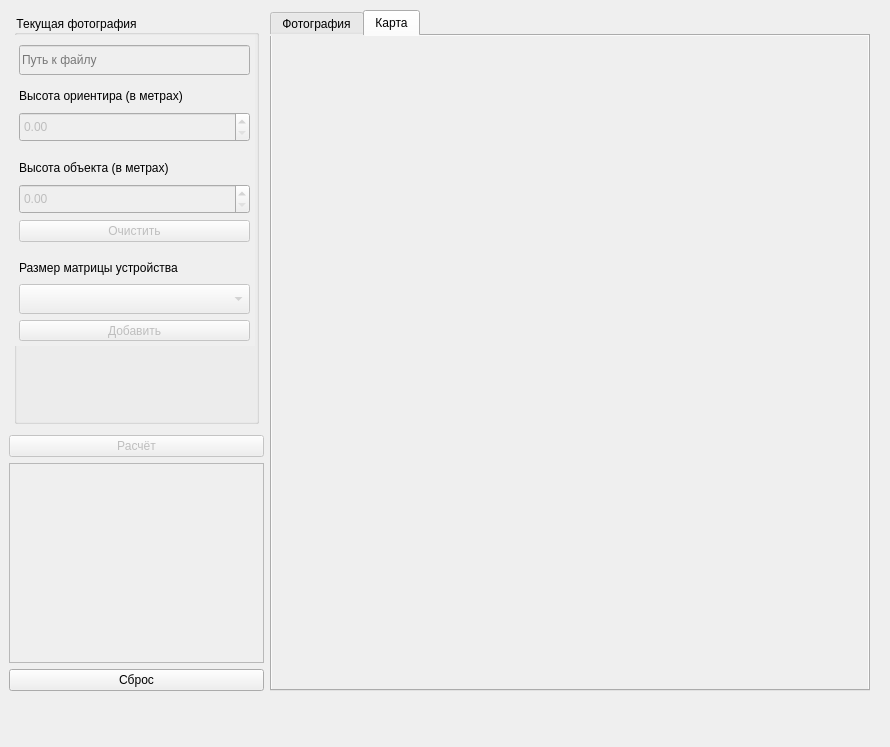
Above: interface/ui.ui from NasyaS/Diplom before the change. Below: the same form after it.
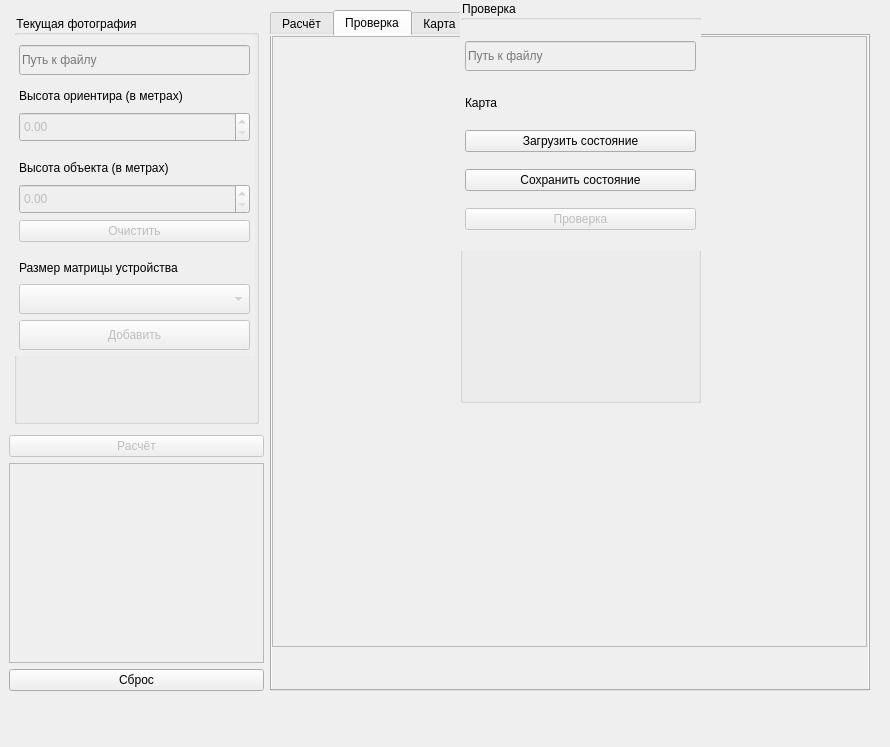
That is the form after the change. The open tabs and pages were chosen to show the change. Custom widgets are drawn as their Qt base class.

Commit message: Add checking. Add draggable marker. Add saves and loads. Add clear on DEL. Fix some bugs.

```diff
--- a/interface/ui.ui
+++ b/interface/ui.ui
@@ -69,7 +69,7 @@
               <x>0</x>
               <y>20</y>
               <width>241</width>
-              <height>311</height>
+              <height>321</height>
              </rect>
             </property>
             <layout class="QVBoxLayout" name="verticalLayout_2">
@@ -268,7 +268,7 @@
                <property name="minimumSize">
                 <size>
                  <width>0</width>
-                 <height>20</height>
+                 <height>30</height>
                 </size>
                </property>
                <property name="styleSheet">
@@ -354,7 +354,7 @@
        </property>
        <widget class="QWidget" name="tabPhoto">
         <attribute name="title">
-         <string>Фотография</string>
+         <string>Расчёт</string>
         </attribute>
         <widget class="QGraphicsView" name="canvas">
          <property name="geometry">
@@ -457,6 +457,55 @@
          </layout>
         </widget>
        </widget>
+       <widget class="QWidget" name="tab">
+        <attribute name="title">
+         <string>Проверка</string>
+        </attribute>
+        <widget class="QGraphicsView" name="canvas_2">
+         <property name="geometry">
+          <rect>
+           <x>0</x>
+           <y>0</y>
+           <width>595</width>
+           <height>611</height>
+          </rect>
+         </property>
+         <property name="styleSheet">
+          <string notr="true">QScrollBar:vertical{
+    background: white;
+	width: 6px;
+}
+
+QScrollBar:horizontal{
+    background: white;
+	height: 6px;
+}
+
+QScrollBar::handle:vertical{
+    background: rgba(58, 175, 218,50%);
+	border-style: solid;
+	border-radius: 3px;
+    width: 6px;
+}
+
+QScrollBar::handle:horizontal{
+    background: rgba(58, 175, 218,50%);
+	border-style: solid;
+	border-radius: 3px;
+    height: 6px;
+}
+
+QScrollBar::left-arrow:vertical, QScrollBar::right-arrow:vertical{
+    height: 1px;
+}
+
+QScrollBar::left-arrow:horizontal, QScrollBar::right-arrow:horizontal{
+    width: 1px;
+}
+</string>
+         </property>
+        </widget>
+       </widget>
        <widget class="QWidget" name="tabMap">
         <attribute name="title">
          <string>Карта</string>
@@ -476,6 +525,135 @@
      </item>
     </layout>
    </widget>
+   <widget class="QGroupBox" name="groupBox_2">
+    <property name="geometry">
+     <rect>
+      <x>460</x>
+      <y>0</y>
+      <width>241</width>
+      <height>403</height>
+     </rect>
+    </property>
+    <property name="minimumSize">
+     <size>
+      <width>0</width>
+      <height>300</height>
+     </size>
+    </property>
+    <property name="title">
+     <string>Проверка</string>
+    </property>
+    <widget class="QWidget" name="verticalLayoutWidget_2">
+     <property name="geometry">
+      <rect>
+       <x>0</x>
+       <y>20</y>
+       <width>241</width>
+       <height>231</height>
+      </rect>
+     </property>
+     <layout class="QVBoxLayout" name="verticalLayout_4">
+      <property name="spacing">
+       <number>6</number>
+      </property>
+      <property name="leftMargin">
+       <number>5</number>
+      </property>
+      <property name="topMargin">
+       <number>5</number>
+      </property>
+      <property name="rightMargin">
+       <number>5</number>
+      </property>
+      <property name="bottomMargin">
+       <number>5</number>
+      </property>
+      <item>
+       <widget class="QLineEdit" name="path_2">
+        <property name="enabled">
+         <bool>true</bool>
+        </property>
+        <property name="minimumSize">
+         <size>
+          <width>0</width>
+          <height>30</height>
+         </size>
+        </property>
+        <property name="maximumSize">
+         <size>
+          <width>16777215</width>
+          <height>20</height>
+         </size>
+        </property>
+        <property name="readOnly">
+         <bool>true</bool>
+        </property>
+        <property name="placeholderText">
+         <string>Путь к файлу</string>
+        </property>
+       </widget>
+      </item>
+      <item>
+       <widget class="QLabel" name="label_5">
+        <property name="minimumSize">
+         <size>
+          <width>0</width>
+          <height>30</height>
+         </size>
+        </property>
+        <property name="maximumSize">
+         <size>
+          <width>16777215</width>
+          <height>20</height>
+         </size>
+        </property>
+        <property name="text">
+         <string>Карта</string>
+        </property>
+        <property name="margin">
+         <number>5</number>
+        </property>
+       </widget>
+      </item>
+      <item>
+       <widget class="QPushButton" name="load">
+        <property name="enabled">
+         <bool>true</bool>
+        </property>
+        <property name="styleSheet">
+         <string notr="true"/>
+        </property>
+        <property name="text">
+         <string>Загрузить состояние</string>
+        </property>
+       </widget>
+      </item>
+      <item>
+       <widget class="QPushButton" name="save">
+        <property name="enabled">
+         <bool>true</bool>
+        </property>
+        <property name="styleSheet">
+         <string notr="true"/>
+        </property>
+        <property name="text">
+         <string>Сохранить состояние</string>
+        </property>
+       </widget>
+      </item>
+      <item>
+       <widget class="QPushButton" name="check">
+        <property name="enabled">
+         <bool>false</bool>
+        </property>
+        <property name="text">
+         <string>Проверка</string>
+        </property>
+       </widget>
+      </item>
+     </layout>
+    </widget>
+   </widget>
   </widget>
  </widget>
  <customwidgets>
```
Left out of the diff: 2 changed lines with no effect on the pictures. The commit also changes 10 other files.
